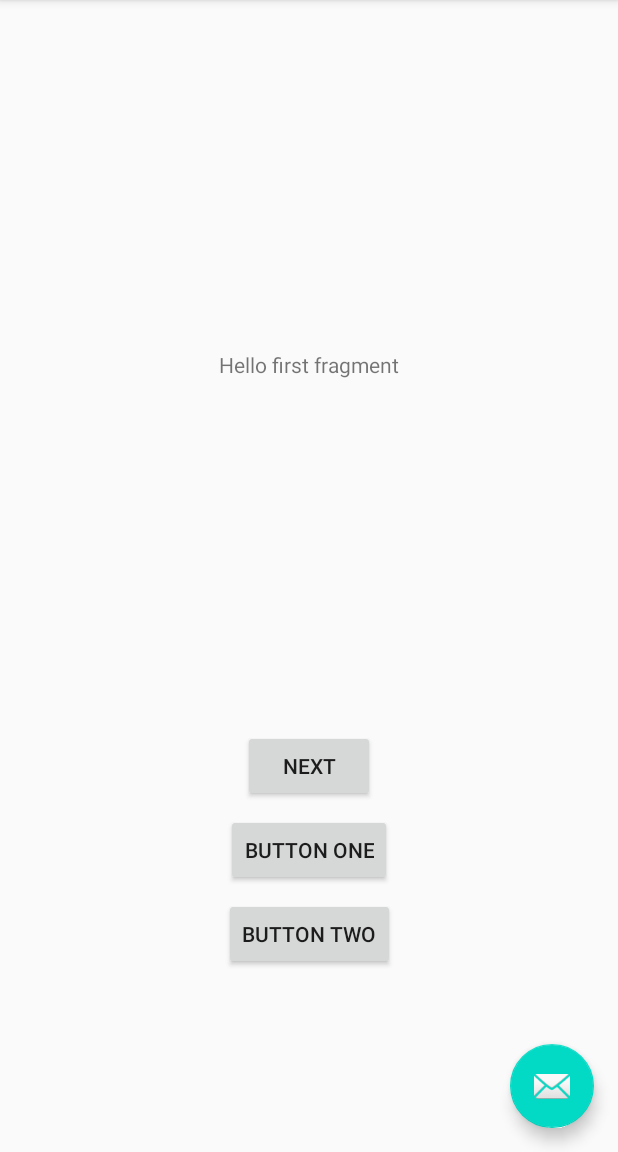
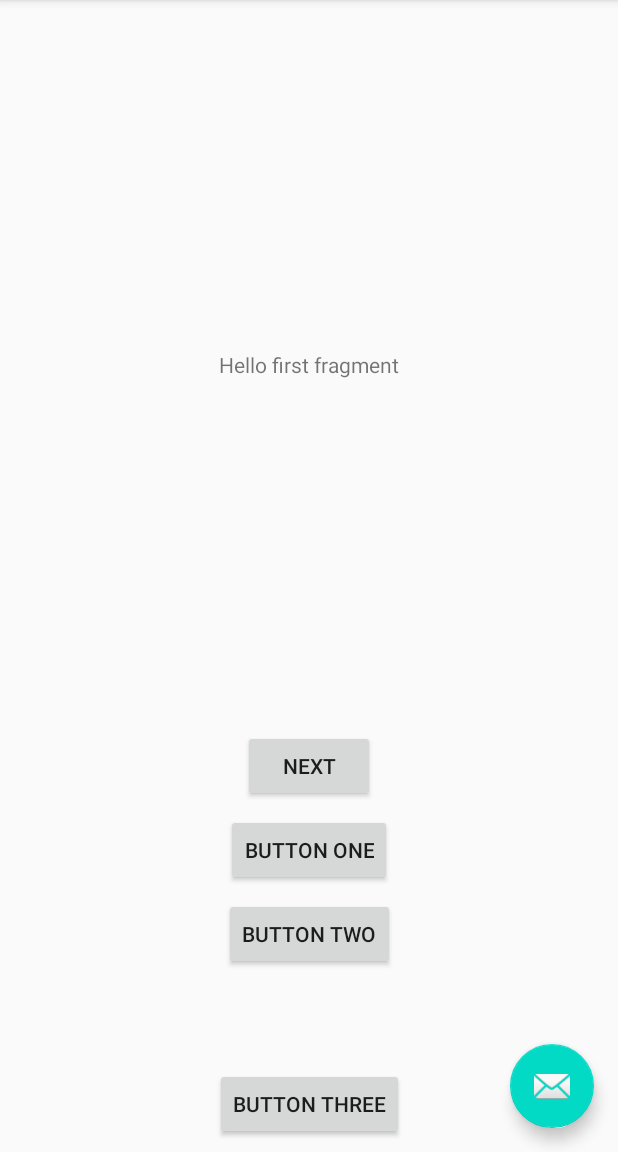
Before and after one commit to tailv/GitDemo, an Android app: the screen it shows after launch (MainActivity), on a phone screen of 412 x 824 dp, the part 84-1236 px from its top. Run offline under Robolectric (Android 15) with nearby library versions, the phone set to English and light mode, and no system bars.

Commit message:
add. Add Button Three.

```diff
--- a/app/src/main/res/layout/fragment_first.xml
+++ b/app/src/main/res/layout/fragment_first.xml
@@ -45,4 +45,14 @@
         app:layout_constraintEnd_toEndOf="parent"
         app:layout_constraintStart_toStartOf="parent"
         app:layout_constraintTop_toBottomOf="@+id/btnOne" />
+
+    <Button
+        android:id="@+id/btnThree"
+        android:layout_width="wrap_content"
+        android:layout_height="wrap_content"
+        android:layout_marginBottom="8dp"
+        android:text="Button Three"
+        app:layout_constraintBottom_toBottomOf="parent"
+        app:layout_constraintEnd_toEndOf="parent"
+        app:layout_constraintStart_toStartOf="parent" />
 </androidx.constraintlayout.widget.ConstraintLayout>
```
